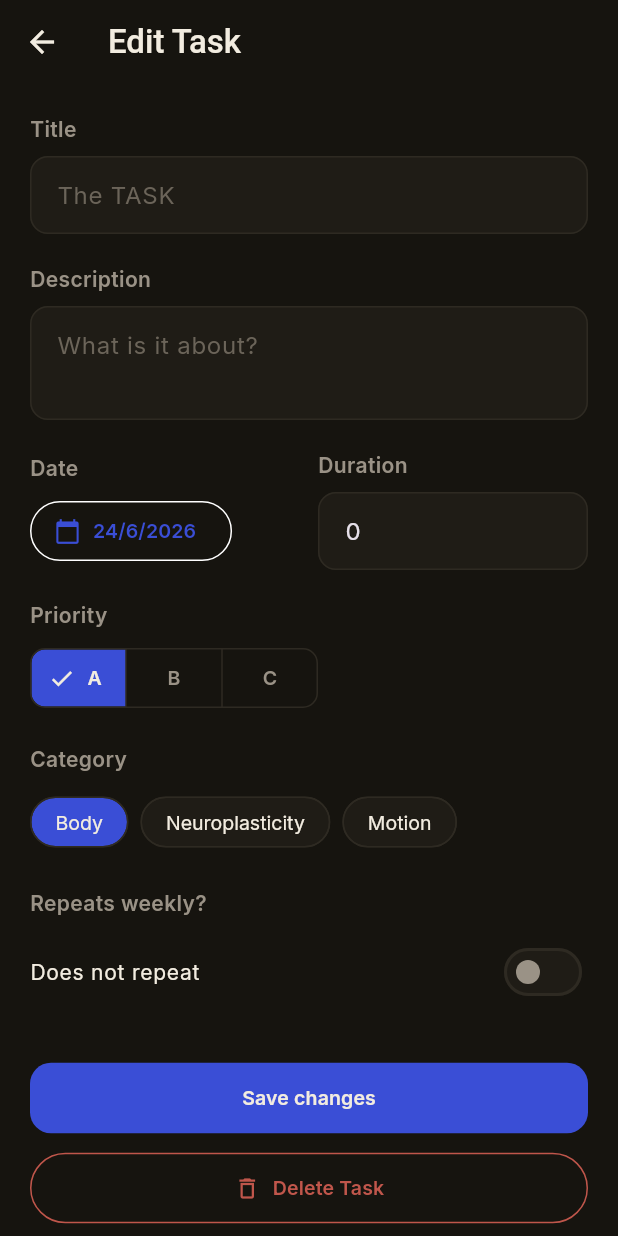
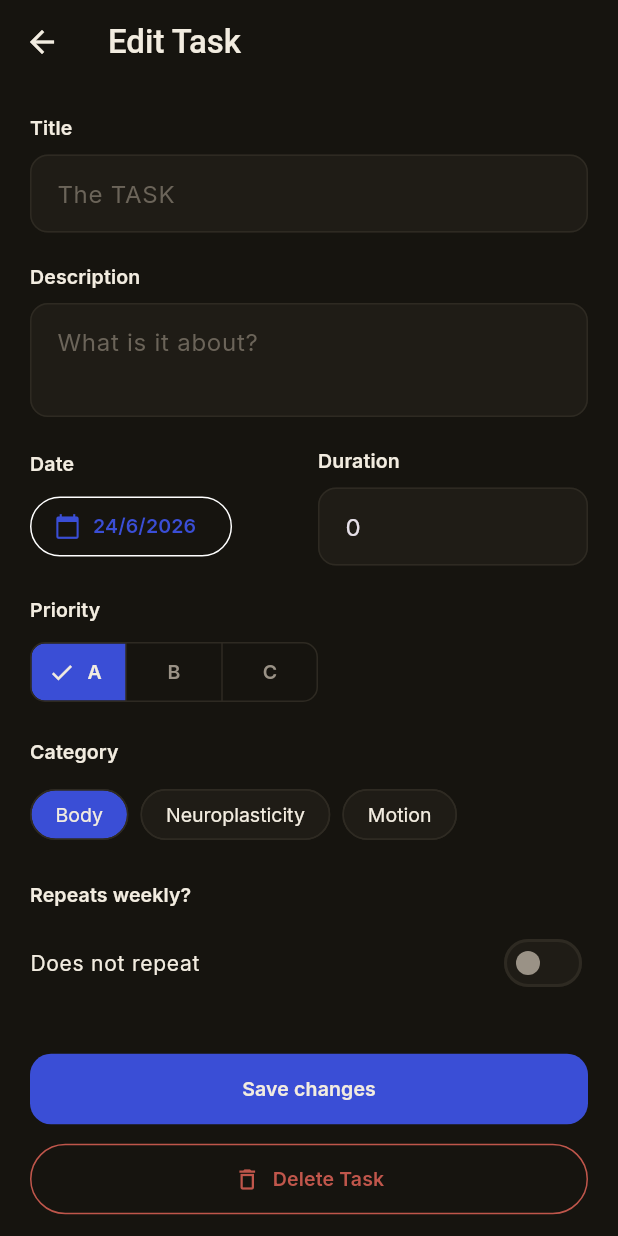
Before and after one commit to LastreWayne/Okami, a Flutter app: the EditTaskScreen screen opened directly with empty values, on a phone screen of 412 x 824 dp. Run offline on Flutter 3.47's test engine with Material 3 defaults, Android fonts, the phone set to English and light mode, and no system bars; our stand-ins replace google_fonts.

Commit message:
style(form): FieldLabel uses themed labelLarge; selectors inherit theme
Also replace the stale default counter smoke test with a real OkamiApp
boot test so the suite is green.

Co-Authored-By: Claude Opus 4.8 <noreply@anthropic.com>

```diff
--- a/lib/widgets/task_form_widgets.dart
+++ b/lib/widgets/task_form_widgets.dart
@@ -11,7 +11,7 @@ class FieldLabel extends StatelessWidget {
       padding: const EdgeInsets.only(bottom: 8),
       child: Text(
         text,
-        style: const TextStyle(fontSize: 14, fontWeight: FontWeight.w600),
+        style: Theme.of(context).textTheme.labelLarge,
       ),
     );
   }
```
Also changed, not shown: 1 other file.
